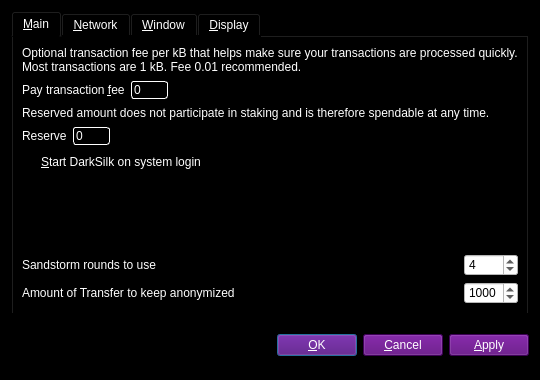
This is src/qt/forms/optionsdialog.ui in waffle-iron/DarkSilk-Release-Candidate as Qt 5 draws it before an edit. The edited form follows.
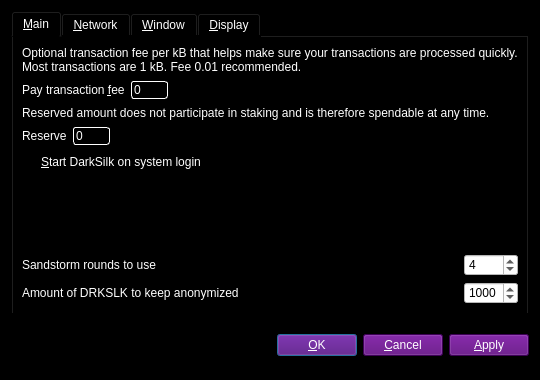
This is the edited form. Custom widgets are drawn as their Qt base class.

Diff of the .ui file:
```diff
--- a/src/qt/forms/optionsdialog.ui
+++ b/src/qt/forms/optionsdialog.ui
@@ -206,7 +206,7 @@
           <string notr="true"/>
          </property>
          <property name="text">
-          <string>Amount of Transfer to keep anonymized</string>
+          <string>Amount of DRKSLK to keep anonymized</string>
          </property>
         </widget>
        </item>
```
